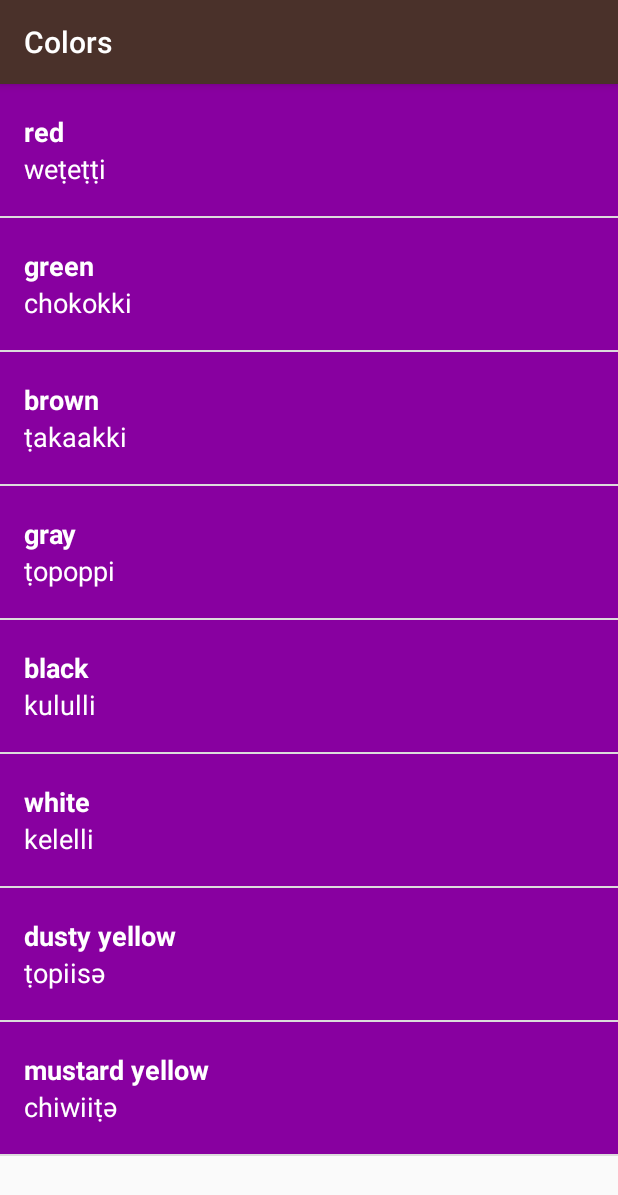
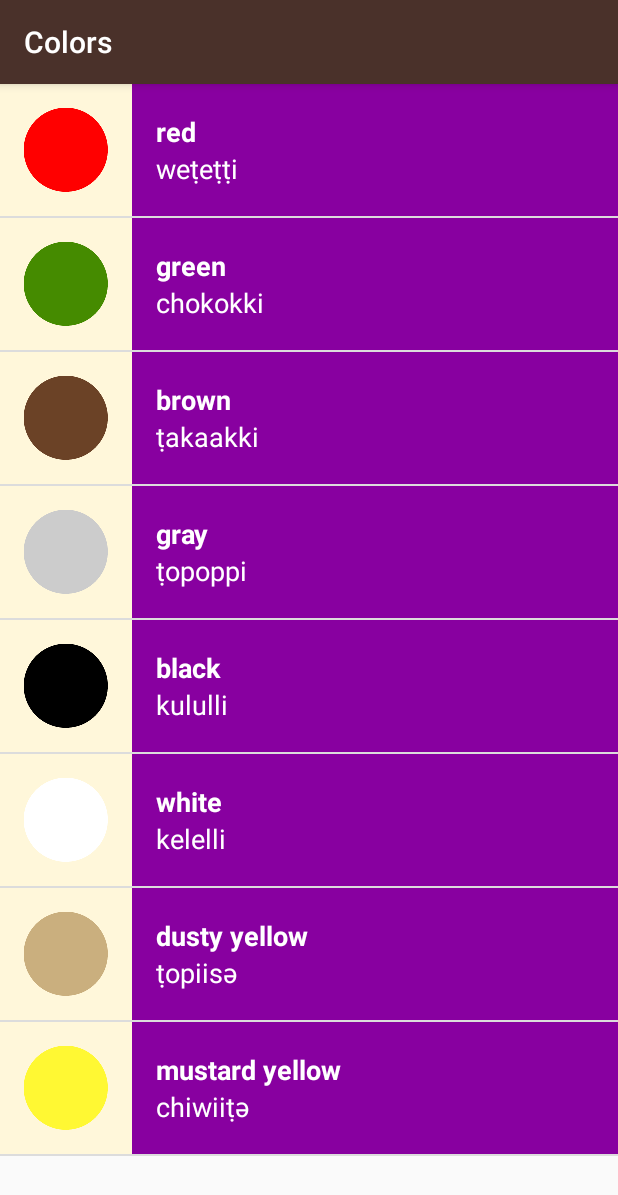
Before and after one commit to angrylobster/Miwok-Translation, an Android app: the ColorsActivity screen opened directly, with no data from a screen before it, on a phone screen of 412 x 824 dp. Shown: the top 1195 px of the screen. Run offline under Robolectric (Android 15) with nearby library versions, the phone set to English and light mode, and no system bars.

Commit message:
Add icons for family and color classes

```diff
--- a/app/src/main/java/com/example/android/miwok/ColorsActivity.java
+++ b/app/src/main/java/com/example/android/miwok/ColorsActivity.java
@@ -15,14 +15,14 @@ public class ColorsActivity extends AppCompatActivity {
 
         ArrayList<Word> colors = new ArrayList<Word>();
 
-        colors.add(new Word("red", "weṭeṭṭi"));
-        colors.add(new Word("green", "chokokki"));
-        colors.add(new Word("brown", "ṭakaakki"));
-        colors.add(new Word("gray", "ṭopoppi"));
-        colors.add(new Word("black", "kululli"));
-        colors.add(new Word("white", "kelelli"));
-        colors.add(new Word("dusty yellow", "ṭopiisә"));
-        colors.add(new Word("mustard yellow", "chiwiiṭә"));
+        colors.add(new Word("red", "weṭeṭṭi", R.drawable.color_red));
+        colors.add(new Word("green", "chokokki", R.drawable.color_green));
+        colors.add(new Word("brown", "ṭakaakki", R.drawable.color_brown));
+        colors.add(new Word("gray", "ṭopoppi", R.drawable.color_gray));
+        colors.add(new Word("black", "kululli", R.drawable.color_black));
+        colors.add(new Word("white", "kelelli", R.drawable.color_white));
+        colors.add(new Word("dusty yellow", "ṭopiisә", R.drawable.color_dusty_yellow));
+        colors.add(new Word("mustard yellow", "chiwiiṭә", R.drawable.color_mustard_yellow));
 
         WordAdapter wordAdapter = new WordAdapter(this, colors, R.color.category_colors);
 
```
Also changed, not shown: app/src/main/java/com/example/android/miwok/FamilyActivity.java (+10 -10 lines).
